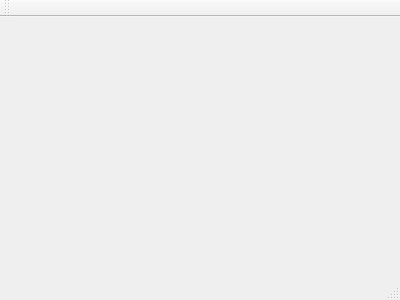
Old version of the form mainwindow.ui in the repository stoic1979/QtLoginDemo.
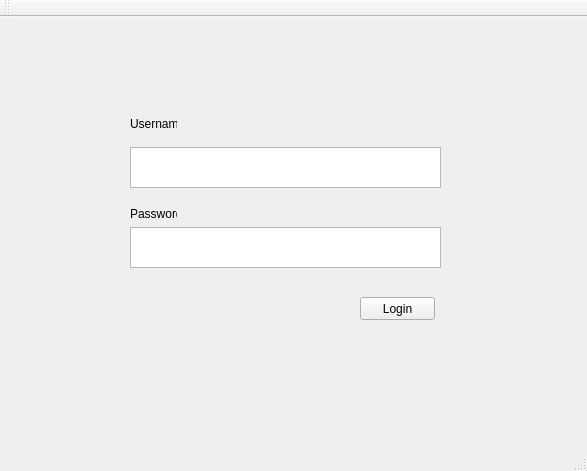
New version of the form.

```diff
--- a/mainwindow.ui
+++ b/mainwindow.ui
@@ -1,24 +1,105 @@
 <ui version="4.0">
  <class>MainWindow</class>
- <widget class="QMainWindow" name="MainWindow" >
-  <property name="geometry" >
+ <widget class="QMainWindow" name="MainWindow">
+  <property name="geometry">
    <rect>
     <x>0</x>
     <y>0</y>
-    <width>400</width>
-    <height>300</height>
+    <width>587</width>
+    <height>471</height>
    </rect>
   </property>
   <property name="windowTitle" >
    <string>MainWindow</string>
   </property>
-  <widget class="QMenuBar" name="menuBar" />
-  <widget class="QToolBar" name="mainToolBar" />
-  <widget class="QWidget" name="centralWidget" />
-  <widget class="QStatusBar" name="statusBar" />
+  <widget class="QWidget" name="centralWidget">
+   <widget class="QTextEdit" name="teUsername">
+    <property name="geometry">
+     <rect>
+      <x>130</x>
+      <y>130</y>
+      <width>311</width>
+      <height>41</height>
+     </rect>
+    </property>
+    <property name="toolTip">
+     <string>&lt;html&gt;&lt;head/&gt;&lt;body&gt;&lt;p&gt;Please enter a valid username to login.&lt;/p&gt;&lt;/body&gt;&lt;/html&gt;</string>
+    </property>
+   </widget>
+   <widget class="QTextEdit" name="tePassword">
+    <property name="geometry">
+     <rect>
+      <x>130</x>
+      <y>210</y>
+      <width>311</width>
+      <height>41</height>
+     </rect>
+    </property>
+    <property name="toolTip">
+     <string>&lt;html&gt;&lt;head/&gt;&lt;body&gt;&lt;p&gt;Please enter a valid password to login.&lt;/p&gt;&lt;/body&gt;&lt;/html&gt;</string>
+    </property>
+   </widget>
+   <widget class="QLabel" name="label">
+    <property name="geometry">
+     <rect>
+      <x>130</x>
+      <y>100</y>
+      <width>47</width>
+      <height>13</height>
+     </rect>
+    </property>
+    <property name="text">
+     <string>Username</string>
+    </property>
+   </widget>
+   <widget class="QLabel" name="label_2">
+    <property name="geometry">
+     <rect>
+      <x>130</x>
+      <y>190</y>
+      <width>47</width>
+      <height>13</height>
+     </rect>
+    </property>
+    <property name="text">
+     <string>Password</string>
+    </property>
+   </widget>
+   <widget class="QPushButton" name="LoginButton">
+    <property name="geometry">
+     <rect>
+      <x>360</x>
+      <y>280</y>
+      <width>75</width>
+      <height>23</height>
+     </rect>
+    </property>
+    <property name="text">
+     <string>Login</string>
+    </property>
+   </widget>
+  </widget>
+  <widget class="QMenuBar" name="menuBar">
+   <property name="geometry">
+    <rect>
+     <x>0</x>
+     <y>0</y>
+     <width>587</width>
+     <height>21</height>
+    </rect>
+   </property>
+  </widget>
+  <widget class="QToolBar" name="mainToolBar">
+   <attribute name="toolBarArea">
+    <enum>TopToolBarArea</enum>
+   </attribute>
+   <attribute name="toolBarBreak">
+    <bool>false</bool>
+   </attribute>
+  </widget>
+  <widget class="QStatusBar" name="statusBar"/>
  </widget>
- <layoutDefault spacing="6" margin="11" />
- <pixmapfunction></pixmapfunction>
+ <layoutdefault spacing="6" margin="11"/>
  <resources/>
  <connections/>
 </ui>
```
Left out of the diff: 3 changed lines with no effect on the pictures.
